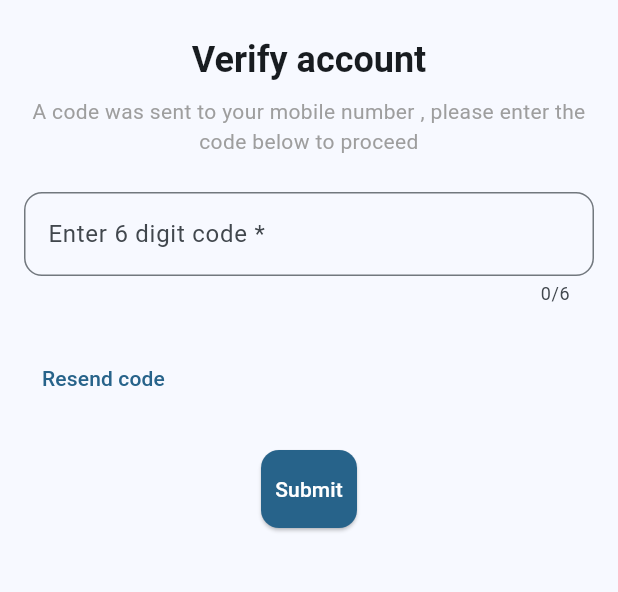
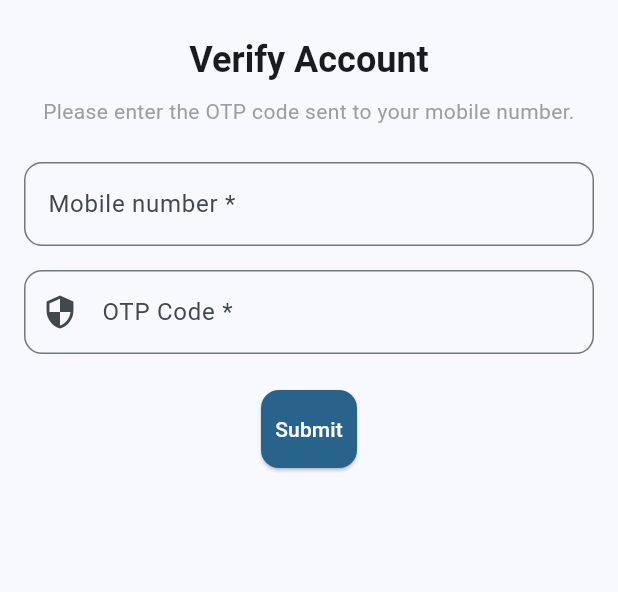
Before and after one commit to unice-hub/jichange_mobile_application, a Flutter app: the VerifyAccountPage screen opened directly with empty values, on a phone screen of 412 x 824 dp, the part 228-820 px from its top. Run offline on Flutter 3.47's test engine with Material 3 defaults, Android fonts, the light colour scheme and no system bars; network calls fail.

Commit message:
adding AIPs, viwes and UIs in forgot password

```diff
--- a/lib/main.dart
+++ b/lib/main.dart
@@ -24,6 +24,7 @@ class MyApp extends StatelessWidget {
         colorScheme: ColorScheme.fromSeed(seedColor: Colors.lightBlue),
         useMaterial3: true,  // Material Design 3
       ),
+      debugShowCheckedModeBanner: false, // Disable debug banner
       home: const LoginPage(),
       routes: {
         '/home': (context) => const HomePage(),
--- a/lib/pages/login/forgot_password_page.dart
+++ b/lib/pages/login/forgot_password_page.dart
@@ -13,10 +13,24 @@ class ForgotPasswordPage extends StatefulWidget {
 class _ForgotPasswordPageState extends State<ForgotPasswordPage> {
   final TextEditingController _mobileController = TextEditingController();
   bool _isLoading = false;
+  String? _mobileError; // For showing error under the text field
 
   // Method to send OTP to the entered mobile number
   Future<void> _sendOTP() async {
-    final String mobile = _mobileController.text;
+    final String mobile = _mobileController.text.trim();
+
+    // Check if the mobile number is empty
+    if (mobile.isEmpty) {
+      setState(() {
+        _mobileError = 'Please enter your mobile number starting with country code.';
+      });
+      return;
+    } else {
+      setState(() {
+        _mobileError = null; // Clear error message if number is entered
+      });
+    }
+
     final url = Uri.parse('http://192.168.100.50:98/api/Forgot/GetMobile');
     final headers = {
       'Content-Type': 'application/json',
@@ -37,7 +51,7 @@ class _ForgotPasswordPageState extends State<ForgotPasswordPage> {
         String mobileNumber = responseData['response']['mobile_no'];
 
         // Navigate to verify account screen and pass the OTP and mobile number
-        // ignore: use_build_context_synchronously
+        if (!mounted) return;
         Navigator.push(
           context,
           MaterialPageRoute(
@@ -52,8 +66,8 @@ class _ForgotPasswordPageState extends State<ForgotPasswordPage> {
         _showErrorDialog('Failed to send OTP. Please try again.');
       }
     } catch (e) {
-      // Handle errors
-      _showErrorDialog('An error occurred. Please try again.');
+      // Show error message for no service
+      _showErrorDialog('No service at the moment. Please try again later.');
     } finally {
       setState(() {
         _isLoading = false;
@@ -112,7 +126,7 @@ class _ForgotPasswordPageState extends State<ForgotPasswordPage> {
             // Instructional text
             Center(
               child: Text(
-                'Enter your mobile number and instructions will be sent to you.',
+                'Enter your mobile number starting with country code.',
                 style: Theme.of(context).textTheme.bodyMedium?.copyWith(
                       color: Colors.grey,
                     ),
@@ -121,18 +135,20 @@ class _ForgotPasswordPageState extends State<ForgotPasswordPage> {
             ),
             const SizedBox(height: 24.0),
 
-            // Mobile Number TextField
+            // Mobile Number TextField with error handling
             TextField(
             controller: _mobileController,
             keyboardType: TextInputType.phone,
             decoration: InputDecoration(
-                labelText: 'Mobile number',
+              labelText: 'Mobile number (start with country code)',
+              hintText: 'e.g., 255 712345678', // A sample phone number with country code as an example
               border: OutlineInputBorder(
                 borderRadius: BorderRadius.circular(12),
               ),
-                prefixText: '+255 ', // Country code prefix
+              errorText: _mobileError, // Display error text if there is one
             ),
           ),
+
             const SizedBox(height: 24.0),
 
             // Send Reset Password Button
@@ -149,7 +165,7 @@ class _ForgotPasswordPageState extends State<ForgotPasswordPage> {
                 child: _isLoading
                     ? const CircularProgressIndicator(color: Colors.white)
                     : const Text(
-                        'Send reset password link',
+                        '  Send reset password link  ',
                         style: TextStyle(color: Colors.white), // White text
                       ),
               ),
--- a/lib/pages/login/verify_account.dart
+++ b/lib/pages/login/verify_account.dart
@@ -1,6 +1,9 @@
+import 'dart:convert';
 import 'package:flutter/material.dart';
+import 'package:http/http.dart' as http;
+import 'change_password.dart'; // Import change_password.dart page
 
-class VerifyAccountPage extends StatelessWidget {
+class VerifyAccountPage extends StatefulWidget {
   final String mobileNumber;
   final String otpCode;
 
@@ -11,15 +14,90 @@ class VerifyAccountPage extends StatelessWidget {
   }) : super(key: key);
 
   @override
+  _VerifyAccountPageState createState() => _VerifyAccountPageState();
+}
+
+class _VerifyAccountPageState extends State<VerifyAccountPage> {
+  final TextEditingController otpController = TextEditingController();
+  bool isLoading = false;
+
+  // Function to make the OTP validation API call
+  Future<void> validateOTP(String otpCode) async {
+    setState(() {
+      isLoading = true;
+    });
+
+    final url = 'http://192.168.100.50:98/api/Forgot/OtpValidate';
+    final headers = {'Content-Type': 'application/json'};
+    final body = json.encode({
+      "otp_code": otpCode,
+      "mobile": widget.mobileNumber,
+    });
+
+    try {
+      final response = await http.post(Uri.parse(url), headers: headers, body: body);
+
+      if (response.statusCode == 200) {
+        final responseData = json.decode(response.body);
+
+        if (responseData['response'] != null) {
+          // OTP is valid, navigate to ChangePasswordPage
+          Navigator.push(
+            context,
+            MaterialPageRoute(
+              builder: (context) => ChangePasswordPage(mobileNumber: widget.mobileNumber),
+            ),
+          );
+        } else {
+          // Handle invalid OTP response
+          ScaffoldMessenger.of(context).showSnackBar(
+            const SnackBar(content: Text('Invalid OTP code. Please try again.')),
+          );
+        }
+      } else {
+        // Handle server error
+        ScaffoldMessenger.of(context).showSnackBar(
+          const SnackBar(content: Text('Server error. Please try again later.')),
+        );
+      }
+    } catch (e) {
+      // Handle network error
+      ScaffoldMessenger.of(context).showSnackBar(
+        const SnackBar(content: Text('Failed to connect to the server. Please check your internet connection.')),
+      );
+    }
+
+    setState(() {
+      isLoading = false;
+    });
+  }
+
+  // Function to handle OTP submission
+  void handleSubmit() {
+    final otpCode = otpController.text.trim();
+
+    if (otpCode.isEmpty) {
+      // Show error message if OTP is empty
+      ScaffoldMessenger.of(context).showSnackBar(
+        const SnackBar(content: Text('Please enter the OTP code.')),
+      );
+    } else {
+      // Call the validate OTP API
+      validateOTP(otpCode);
+    }
+  }
+
+  @override
   Widget build(BuildContext context) {
     return Scaffold(
       appBar: AppBar(
         title: const Text('Verify Account'),
       ),
-      body: Padding(
+      body: SingleChildScrollView( // Wrap content in SingleChildScrollView to prevent overflow
+        child: Padding(
           padding: const EdgeInsets.all(16.0),
           child: Column(
-          crossAxisAlignment: CrossAxisAlignment.start,
+            crossAxisAlignment: CrossAxisAlignment.center,
             children: [
               // Logo at the top
               Center(
@@ -30,10 +108,10 @@ class VerifyAccountPage extends StatelessWidget {
               ),
               const SizedBox(height: 24.0),
 
-            // Verify Account Title
+              // Verify Account title
               Center(
                 child: Text(
-                'Verify account',
+                  'Verify Account',
                   style: Theme.of(context).textTheme.headlineSmall?.copyWith(
                         fontWeight: FontWeight.bold,
                       ),
@@ -41,10 +119,10 @@ class VerifyAccountPage extends StatelessWidget {
               ),
               const SizedBox(height: 8.0),
 
-            // Instructional Text
+              // Instructional text
               Center(
                 child: Text(
-                'A code was sent to your mobile number $mobileNumber, please enter the code below to proceed',
+                  'Please enter the OTP code sent to your mobile number.',
                   style: Theme.of(context).textTheme.bodyMedium?.copyWith(
                         color: Colors.grey,
                       ),
@@ -53,54 +131,54 @@ class VerifyAccountPage extends StatelessWidget {
               ),
               const SizedBox(height: 24.0),
 
-            // OTP Input
+              // Mobile Number Input (prefilled and non-editable)
               TextField(
+                controller: TextEditingController(text: widget.mobileNumber),
+                readOnly: true,
                 decoration: InputDecoration(
-                labelText: 'Enter 6 digit code *',
+                  labelText: 'Mobile number *',
+                  prefixText: '+',
                   border: OutlineInputBorder(
                     borderRadius: BorderRadius.circular(12),
                   ),
-                hintText: '0-0-0-0-0-0',
                 ),
-              keyboardType: TextInputType.number,
-              maxLength: 6,
               ),
-            const SizedBox(height: 24.0),
+              const SizedBox(height: 16.0),
 
-            // Resend Code Text
-            Align(
-              alignment: Alignment.centerLeft,
-              child: TextButton(
-                onPressed: () {
-                  // Handle resend OTP action here
-                },
-                child: const Text('Resend code'),
+              // OTP Input
+              TextField(
+                controller: otpController,
+                decoration: InputDecoration(
+                  labelText: 'OTP Code *',
+                  border: OutlineInputBorder(
+                    borderRadius: BorderRadius.circular(12),
+                  ),
+                  prefixIcon: const Icon(Icons.security),
                 ),
               ),
               const SizedBox(height: 24.0),
 
               // Submit Button
-            Center(
-              child: ElevatedButton(
-                onPressed: () {
-                  // Handle OTP verification here
-                },
+              ElevatedButton(
+                onPressed: isLoading ? null : handleSubmit,
                 style: ElevatedButton.styleFrom(
                   padding: const EdgeInsets.symmetric(vertical: 16.0),
-                  backgroundColor: Theme.of(context).colorScheme.primary, // Blue color
+                  backgroundColor: Theme.of(context).colorScheme.primary,
                   shape: RoundedRectangleBorder(
                     borderRadius: BorderRadius.circular(12),
                   ),
                 ),
-                child: const Text(
+                child: isLoading
+                    ? const CircularProgressIndicator(color: Colors.white)
+                    : const Text(
                         'Submit',
-                  style: TextStyle(color: Colors.white), // White text
-                ),
+                        style: TextStyle(color: Colors.white),
                       ),
               ),
             ],
           ),
         ),
+      ),
     );
   }
 }
--- a/pubspec.yaml
+++ b/pubspec.yaml
@@ -30,7 +30,11 @@ environment:
 dependencies:
   flutter:
     sdk: flutter
+  #To handle connecting to the APIs
   http: ^1.2.2
+
+  #To handle the internet connectivity
+  # connectivity_plus: ^2.3.1
 
   # The following adds the Cupertino Icons font to your application.
   # Use with the CupertinoIcons class for iOS style icons.
```
Also changed, not shown: lib/pages/login/change_password.dart (+215 -0 lines), lib/pages/login/vendor_registration_page.dart (+50 -15 lines). Lines whose indentation alone changed are shown as unchanged.
